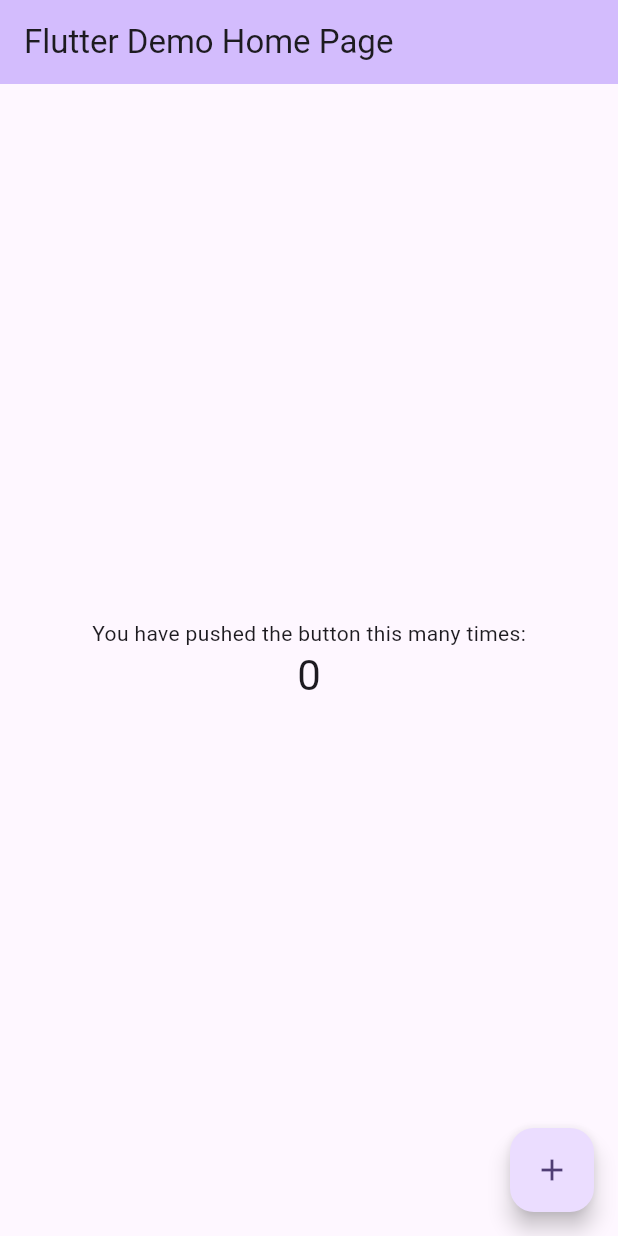
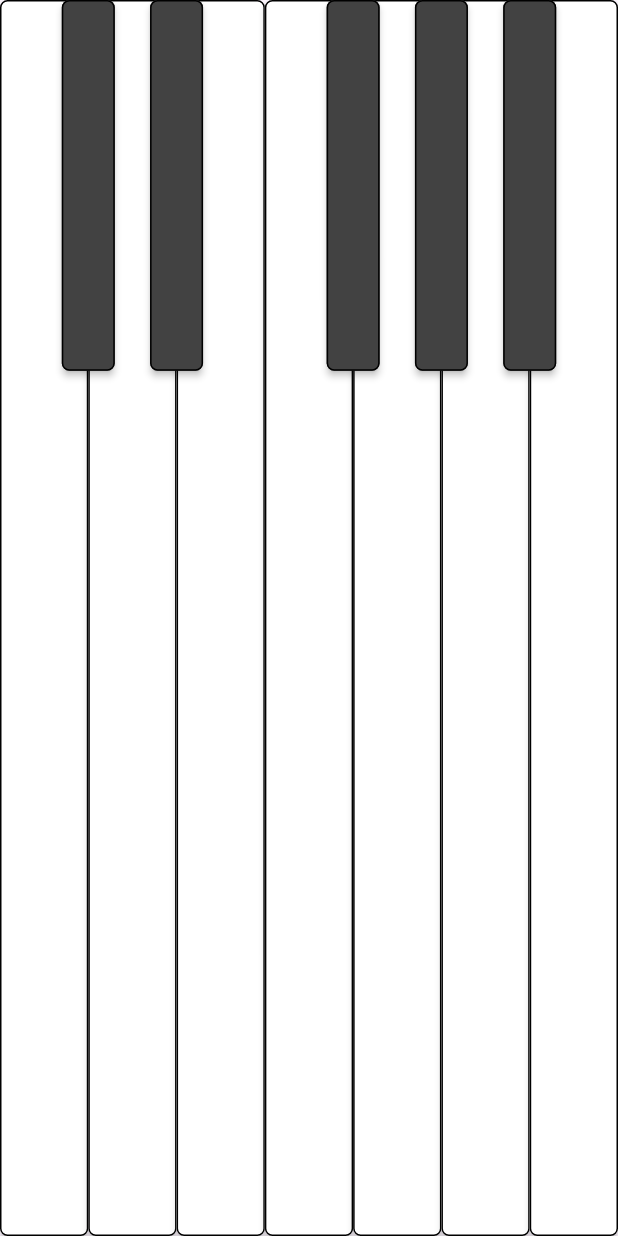
Before and after one commit to chathudilzo/piano_app, a Flutter app: the screen it shows after launch, on a phone screen of 412 x 824 dp. Run offline on Flutter 3.47's test engine with Material 3 defaults, Android fonts, the phone set to English and light mode, and no system bars; our stand-ins replace assets_audio_player.

Commit message:
basic piano done

```diff
--- a/lib/main.dart
+++ b/lib/main.dart
@@ -1,4 +1,5 @@
 import 'package:flutter/material.dart';
+import 'package:piano_app/piano_screen.dart';
 
 void main() {
   runApp(const MyApp());
@@ -31,95 +32,7 @@ class MyApp extends StatelessWidget {
         colorScheme: ColorScheme.fromSeed(seedColor: Colors.deepPurple),
         useMaterial3: true,
       ),
-      home: const MyHomePage(title: 'Flutter Demo Home Page'),
+      home: PianoScreen(),
     );
   }
 }
-
-class MyHomePage extends StatefulWidget {
-  const MyHomePage({super.key, required this.title});
-
-  // This widget is the home page of your application. It is stateful, meaning
-  // that it has a State object (defined below) that contains fields that affect
-  // how it looks.
-
-  // This class is the configuration for the state. It holds the values (in this
-  // case the title) provided by the parent (in this case the App widget) and
-  // used by the build method of the State. Fields in a Widget subclass are
-  // always marked "final".
-
-  final String title;
-
-  @override
-  State<MyHomePage> createState() => _MyHomePageState();
-}
-
-class _MyHomePageState extends State<MyHomePage> {
-  int _counter = 0;
-
-  void _incrementCounter() {
-    setState(() {
-      // This call to setState tells the Flutter framework that something has
-      // changed in this State, which causes it to rerun the build method below
-      // so that the display can reflect the updated values. If we changed
-      // _counter without calling setState(), then the build method would not be
-      // called again, and so nothing would appear to happen.
-      _counter++;
-    });
-  }
-
-  @override
-  Widget build(BuildContext context) {
-    // This method is rerun every time setState is called, for instance as done
-    // by the _incrementCounter method above.
-    //
-    // The Flutter framework has been optimized to make rerunning build methods
-    // fast, so that you can just rebuild anything that needs updating rather
-    // than having to individually change instances of widgets.
-    return Scaffold(
-      appBar: AppBar(
-        // TRY THIS: Try changing the color here to a specific color (to
-        // Colors.amber, perhaps?) and trigger a hot reload to see the AppBar
-        // change color while the other colors stay the same.
-        backgroundColor: Theme.of(context).colorScheme.inversePrimary,
-        // Here we take the value from the MyHomePage object that was created by
-        // the App.build method, and use it to set our appbar title.
-        title: Text(widget.title),
-      ),
-      body: Center(
-        // Center is a layout widget. It takes a single child and positions it
-        // in the middle of the parent.
-        child: Column(
-          // Column is also a layout widget. It takes a list of children and
-          // arranges them vertically. By default, it sizes itself to fit its
-          // children horizontally, and tries to be as tall as its parent.
-          //
-          // Column has various properties to control how it sizes itself and
-          // how it positions its children. Here we use mainAxisAlignment to
-          // center the children vertically; the main axis here is the vertical
-          // axis because Columns are vertical (the cross axis would be
-          // horizontal).
-          //
-          // TRY THIS: Invoke "debug painting" (choose the "Toggle Debug Paint"
-          // action in the IDE, or press "p" in the console), to see the
-          // wireframe for each widget.
-          mainAxisAlignment: MainAxisAlignment.center,
-          children: <Widget>[
-            const Text(
-              'You have pushed the button this many times:',
-            ),
-            Text(
-              '$_counter',
-              style: Theme.of(context).textTheme.headlineMedium,
-            ),
-          ],
-        ),
-      ),
-      floatingActionButton: FloatingActionButton(
-        onPressed: _incrementCounter,
-        tooltip: 'Increment',
-        child: const Icon(Icons.add),
-      ), // This trailing comma makes auto-formatting nicer for build methods.
-    );
-  }
-}
--- /dev/null
+++ b/lib/piano_screen.dart
@@ -0,0 +1,87 @@
+import 'package:flutter/material.dart';
+import 'package:assets_audio_player/assets_audio_player.dart';
+
+class PianoScreen extends StatefulWidget {
+  const PianoScreen({Key? key}) : super(key: key);
+
+  @override
+  State<PianoScreen> createState() => _PianoScreenState();
+}
+
+class _PianoScreenState extends State<PianoScreen> {
+  final assetsAudioPlayer = AssetsAudioPlayer();
+
+  void readNote(String note) {
+    assetsAudioPlayer.open(Audio('assets/notes/$note.mp3'));
+  }
+
+  @override
+  Widget build(BuildContext context) {
+    return Scaffold(
+      body: Center(
+        child: LayoutBuilder(
+          builder: (BuildContext context, BoxConstraints constraints) {
+            double whiteWidth = constraints.maxWidth / 7;
+            double blackWidth = whiteWidth * 0.6;
+            double keyHeight = constraints.maxHeight / 2;
+            return Stack(
+              fit: StackFit.expand,
+              children: [
+                // White Keys
+                for (int i = 0; i < 7; i++)
+                  whiteTile('CDEFGAB'[i], i, whiteWidth),
+                // Black Keys
+                blackTile('Db', 1, whiteWidth, keyHeight, blackWidth),
+                blackTile('Eb', 2, whiteWidth, keyHeight, blackWidth),
+                blackTile('Gb', 4, whiteWidth, keyHeight, blackWidth),
+                blackTile('Ab', 5, whiteWidth, keyHeight, blackWidth),
+                blackTile('Bb', 6, whiteWidth, keyHeight, blackWidth),
+              ],
+            );
+          },
+        ),
+      ),
+    );
+  }
+
+  Widget whiteTile(String tone, int position, double whiteWidth) {
+    return Positioned(
+      top: 0,
+      left: position * whiteWidth,
+      width: whiteWidth,
+      bottom: 0,
+      child: RawMaterialButton(
+        onPressed: () {
+          readNote(tone);
+        },
+        shape: RoundedRectangleBorder(
+          borderRadius: BorderRadius.circular(5),
+          side: BorderSide(color: Colors.black, width: 1),
+        ),
+        elevation: 2,
+        fillColor: Colors.white,
+      ),
+    );
+  }
+
+  Widget blackTile(String tone, int position, double whiteWidth, double height,
+      double width) {
+    return Positioned(
+      top: 0,
+      left: position * whiteWidth - width / 2,
+      width: width,
+      height: height * 0.6,
+      child: RawMaterialButton(
+        onPressed: () {
+          readNote(tone);
+        },
+        shape: RoundedRectangleBorder(
+          borderRadius: BorderRadius.circular(5),
+          side: BorderSide(color: Colors.black, width: 1),
+        ),
+        elevation: 2,
+        fillColor: Colors.grey[800],
+      ),
+    );
+  }
+}
```
Also changed, not shown: pubspec.yaml (+5 -6 lines), pubspec.lock, 13 other files.
